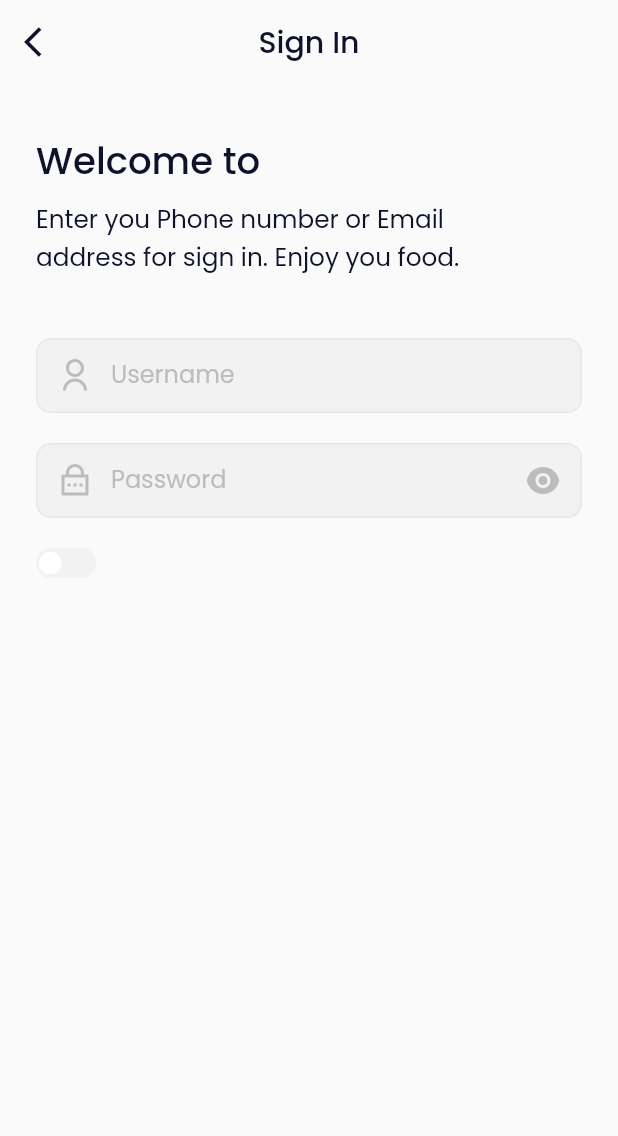
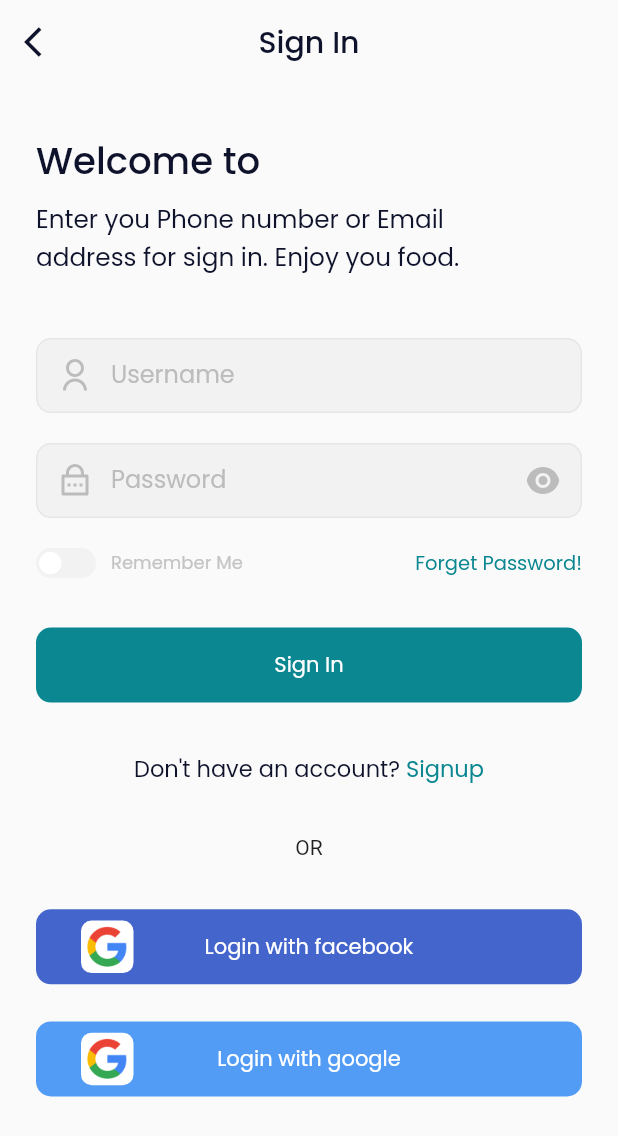
Before and after one commit to aninarafath6/Food-Door, a Flutter app: the screen it shows after launch, after a tap on "SKIP", after a tap on "Get Started", on a phone screen of 412 x 824 dp. Shown: the top 1136 px of the screen. Run offline on Flutter 3.47's test engine with Material 2 defaults, Android fonts, the phone set to English and light mode, and no system bars; our stand-ins replace google_fonts, remixicon.

Commit message:
icon button widget

```diff
--- a/lib/src/app.dart
+++ b/lib/src/app.dart
@@ -1,4 +1,5 @@
 import 'package:flutter/material.dart';
+import 'package:food_door/src/providers/login_provider.dart';
 import 'package:food_door/src/providers/onboarding_provider.dart';
 import 'package:food_door/src/routes/app_routes.dart';
 import 'package:provider/provider.dart';
@@ -12,6 +13,7 @@ class MyApp extends StatelessWidget {
       providers: [
         // onboarding provider
         ChangeNotifierProvider(create: (context)=>OnboardingProvider()),
+        ChangeNotifierProvider(create: (context)=>LoginProvider()),
       ],
       child: MaterialApp(
         title: 'Food Door',
--- a/lib/src/constants/app_colors.dart
+++ b/lib/src/constants/app_colors.dart
@@ -17,4 +17,10 @@ class AppColors {
   static const Color textGrey = Color(0xFFC4C4C4);
   // border grey color
   static const Color lightBorderGrey = Color(0x42C4C4C4);
+  // blue color
+  static const Color blue = Color(0xFF4466CC);
+  // light blue color
+  static const Color lightBlue = Color(0xFF529CF6);
+
+
 }
--- a/lib/src/constants/app_images.dart
+++ b/lib/src/constants/app_images.dart
@@ -1,5 +1,6 @@
 class AppImages {
-  static const String OVERLAY_IMAGE = 'assets/images/overlay - 1.png';
-  static const String LOGO = 'assets/images/logo.png';
+  static const String overlayImage = 'assets/images/overlay - 1.png';
+  static const String logo = 'assets/images/logo.png';
+  static const String googleIcon = 'assets/images/google.png';
 
 }
--- a/lib/src/constants/app_sizes.dart
+++ b/lib/src/constants/app_sizes.dart
@@ -1,5 +1,9 @@
 class AppSizes {
   // ignore: constant_identifier_names
+  // default padding
   static const double defaultPadding = 24;
+  // default input
   static const double defaultInputHeight = 50;
+  // default circular border radius
+  static const double defaultBorderRadius = 10;
 }
--- /dev/null
+++ b/lib/src/providers/login_provider.dart
@@ -0,0 +1,23 @@
+import 'package:flutter/material.dart';
+
+// login provider
+class LoginProvider with ChangeNotifier {
+  // username controller
+  final TextEditingController userNameController = TextEditingController();
+  // password controller
+  final TextEditingController passwordController = TextEditingController();
+  // remember me checkbox
+  bool remember = false;
+
+
+
+  // on toggle remember me
+  void toggleRemember(bool _remember) {
+    remember = _remember;
+  }
+  // login
+   void login(){
+    print(userNameController.text);
+    print(passwordController.text);
+  }
+}
--- a/lib/src/views/screens/login_screen/login_screen.dart
+++ b/lib/src/views/screens/login_screen/login_screen.dart
@@ -1,6 +1,7 @@
 import 'package:flutter/material.dart';
 import 'package:food_door/src/constants/app_sizes.dart';
 import 'package:food_door/src/views/screens/login_screen/sections/action_section.dart';
+import 'package:food_door/src/views/screens/login_screen/sections/input_action_section.dart';
 import 'package:food_door/src/views/screens/login_screen/sections/app_bar_section.dart';
 import 'package:food_door/src/views/screens/login_screen/sections/input_section.dart';
 import 'package:food_door/src/views/screens/login_screen/sections/welcome_message_section.dart';
@@ -29,21 +30,14 @@ class LoginScreen extends StatelessWidget {
               WelcomeMessageSection(),
               // input section
               InputSection(),
-              // action section
-             ActionSection()
+              // input action section
+              InputActionSection(),
+              /// login actions
+              ActionSection(),
             ],
           ),
         ),
       ),
     );
   }
-
-  // TextStyle _textStyle(BuildContext context,
-  //     {double? fontSize, FontWeight? fontWeight}) {
-  //   return GoogleFonts.poppins(
-  //     color: AppColors.defaultBlack,
-  //     fontSize: fontSize ?? 12,
-  //     fontWeight: fontWeight ?? FontWeight.normal,
-  //   );
-  // }
 }
--- a/lib/src/views/screens/login_screen/sections/action_section.dart
+++ b/lib/src/views/screens/login_screen/sections/action_section.dart
@@ -1,19 +1,78 @@
+// ignore_for_file: implementation_imports
+
 import 'package:flutter/material.dart';
-import 'package:food_door/src/views/widgets/toggle_button.dart';
+import 'package:food_door/src/constants/app_colors.dart';
+import 'package:food_door/src/constants/app_images.dart';
+import 'package:food_door/src/providers/login_provider.dart';
+import 'package:food_door/src/utils/dimensions.dart';
+import 'package:food_door/src/views/widgets/f_button.dart';
+import 'package:food_door/src/views/widgets/i_button.dart';
+import 'package:google_fonts/google_fonts.dart';
+import 'package:provider/src/provider.dart';
 
 class ActionSection extends StatelessWidget {
   const ActionSection({Key? key}) : super(key: key);
 
   @override
   Widget build(BuildContext context) {
-    // action section
-    return Row(
-      children:  <Widget>[
-        // toggle button
-        ToggleButton(
-          onToggle: (state)=>print(state),
+    return Column(
+      children: <Widget>[
+        // some spacing
+        context.spacing(height: 4),
+        // login action button
+        FButton(
+          // text label
+          label: 'Sign In',
+          // login function
+          onPress: context.read<LoginProvider>().login,
+        ),
+        context.spacing(height: 4),
+        // don't have an account redirect into sign up page
+        // rich text
+        RichText(
+          // text span
+          text: TextSpan(
+            text: "Don't have an account?",
+            // text style
+            style: _textStyle(
+              color: AppColors.defaultBlack,
+            ),
+            // text span
+            // sign up text
+            children: <TextSpan>[
+              TextSpan(
+                text: ' Signup',
+                // text style
+                style: _textStyle(
+                  color: AppColors.primary,
+                ),
+              ),
+            ],
+          ),
+        ),
+        // spacer
+        context.spacing(height: 4),
+        const Text('OR'),
+        context.spacing(height: 4),
+         IButton(
+          label: 'Login with facebook',
+          backgroundColor: AppColors.blue,
+          image:AppImages.googleIcon,
+        ),
+        context.spacing(height: 3),
+         IButton(
+          label: 'Login with google',
+          backgroundColor: AppColors.lightBlue,
+          image:AppImages.googleIcon,
         ),
       ],
     );
   }
+
+  TextStyle _textStyle({Color? color}) {
+    return GoogleFonts.poppins(
+      color: color,
+      fontSize: 15,
+    );
+  }
 }
--- /dev/null
+++ b/lib/src/views/screens/login_screen/sections/input_action_section.dart
@@ -0,0 +1,54 @@
+import 'package:flutter/material.dart';
+import 'package:food_door/src/constants/app_colors.dart';
+import 'package:food_door/src/providers/login_provider.dart';
+import 'package:food_door/src/views/widgets/toggle_button.dart';
+import 'package:google_fonts/google_fonts.dart';
+// ignore: implementation_imports
+import 'package:provider/src/provider.dart';
+
+class InputActionSection extends StatelessWidget {
+  const InputActionSection({Key? key}) : super(key: key);
+
+  @override
+  Widget build(BuildContext context) {
+    // action section
+    return Row(
+      mainAxisAlignment: MainAxisAlignment.spaceBetween,
+      children: <Widget>[
+        // toggle button
+        Row(
+          children: [
+            // remember me toggle button
+            ToggleButton(
+              onToggle: context.read<LoginProvider>().toggleRemember,
+            ),
+            const SizedBox(width: 10),
+            // remember me text
+            Text(
+              'Remember Me',
+              style: GoogleFonts.poppins(
+                color: AppColors.textGrey,
+                fontSize: 12,
+              ),
+            ),
+          ],
+        ),
+        // forgot Password button
+        GestureDetector(
+          onTap:(){
+            // go to forgot password screen
+          },
+          child: Text(
+            'Forget Password!',
+            // google font
+            style: GoogleFonts.poppins(
+              color: AppColors.primary,
+              fontSize: 13,
+              fontWeight:FontWeight.w400,
+            ),
+          ),
+        ),
+      ],
+    );
+  }
+}
--- a/lib/src/views/screens/login_screen/sections/input_section.dart
+++ b/lib/src/views/screens/login_screen/sections/input_section.dart
@@ -1,6 +1,10 @@
+// ignore_for_file: implementation_imports
+
 import 'package:flutter/material.dart';
+import 'package:food_door/src/providers/login_provider.dart';
 import 'package:food_door/src/utils/dimensions.dart';
 import 'package:food_door/src/views/widgets/input_field.dart';
+import 'package:provider/src/provider.dart';
 import 'package:remixicon/remixicon.dart';
 
 class InputSection extends StatefulWidget {
@@ -22,13 +26,15 @@ class _InputSectionState extends State<InputSection> {
         // spacer
         context.spacing(height: 5),
         // input field container
-        const InputField(
+        InputField(
           label: 'Username',
+          controller: context.read<LoginProvider>().userNameController,
           prefixIcon: Remix.user_line,
           secure: false,
         ),
         InputField(
           label: 'Password',
+          controller: context.read<LoginProvider>().passwordController,
           prefixIcon: Remix.lock_password_line,
           suffixIcons: isSecure ? Remix.eye_fill : Remix.eye_off_fill,
           secure: isSecure,
--- a/lib/src/views/screens/splash_screen/splash_screen.dart
+++ b/lib/src/views/screens/splash_screen/splash_screen.dart
@@ -45,7 +45,7 @@ class _SplashScreenState extends State<SplashScreen> {
             // taking the height of the screen
             height: context.getHeight(100),
             child: Image.asset(
-              AppImages.OVERLAY_IMAGE,
+              AppImages.overlayImage,
               // fit: BoxFit.cover,
               fit: BoxFit.fill,
             ),
@@ -53,7 +53,7 @@ class _SplashScreenState extends State<SplashScreen> {
           // food door logo
           Center(
             child: Image.asset(
-              AppImages.LOGO,
+              AppImages.logo,
               // taking the 20% of the screen height
               height: context.getHeight(
                 20,
--- /dev/null
+++ b/lib/src/views/widgets/f_button.dart
@@ -0,0 +1,45 @@
+// ignore_for_file: implementation_imports
+
+import 'package:flutter/material.dart';
+import 'package:food_door/src/constants/app_colors.dart';
+import 'package:food_door/src/constants/app_sizes.dart';
+import 'package:food_door/src/utils/dimensions.dart';
+import 'package:google_fonts/google_fonts.dart';
+
+class FButton extends StatelessWidget {
+  const FButton({
+    Key? key, this.label, this.onPress,
+  }) : super(key: key);
+
+  // text
+  final String? label;
+  final Function()? onPress;
+
+  @override
+  Widget build(BuildContext context) {
+    return InkWell(
+      onTap: onPress,
+      child: Container(
+        // button size
+        height: 50,
+        width: context.getWidth(100),
+        // button decoration
+        decoration: BoxDecoration(
+          // color
+          color: AppColors.primary,
+          // button radius
+          borderRadius: BorderRadius.circular(AppSizes.defaultBorderRadius),
+        ),
+        child: Center(
+          child: Text(
+            label!,
+            style: GoogleFonts.poppins(
+              color: Colors.white,
+              fontWeight: FontWeight.w400,
+            ),
+          ),
+        ),
+      ),
+    );
+  }
+}
--- /dev/null
+++ b/lib/src/views/widgets/i_button.dart
@@ -0,0 +1,73 @@
+// ignore_for_file: implementation_imports
+
+import 'package:flutter/material.dart';
+import 'package:food_door/src/constants/app_sizes.dart';
+import 'package:food_door/src/utils/dimensions.dart';
+import 'package:google_fonts/google_fonts.dart';
+
+class IButton extends StatelessWidget {
+  const IButton({
+    Key? key,
+    this.label,
+    this.onPress,
+    this.backgroundColor,
+    this.image,
+  }) : super(key: key);
+
+  // text
+  final String? label;
+  // on press method
+  final Function()? onPress;
+  // background color
+  final Color? backgroundColor;
+  // image
+  final String? image;
+
+  @override
+  Widget build(BuildContext context) {
+    return InkWell(
+      onTap: onPress,
+      child: Container(
+        // button size
+        height: 50,
+        width: context.getWidth(100),
+        // button decoration
+        decoration: BoxDecoration(
+          // color
+          color: backgroundColor,
+          // button radius
+          borderRadius: BorderRadius.circular(AppSizes.defaultBorderRadius),
+        ),
+        child: Stack(
+          children: [
+            Align(
+                alignment: Alignment.centerLeft,
+                child: Container(
+                  margin: const EdgeInsets.symmetric(horizontal: 30),
+                  height: 35,
+                  width: 35,
+                  decoration: BoxDecoration(
+                    color: Colors.white,
+                    borderRadius:
+                        BorderRadius.circular(AppSizes.defaultBorderRadius - 3),
+                  ),
+                  child: Center(
+                    child: Image.asset(image!),
+                  ),
+                )),
+            context.spacing(width: 5),
+            Center(
+              child: Text(
+                label!,
+                style: GoogleFonts.poppins(
+                  color: Colors.white,
+                  fontWeight: FontWeight.w400,
+                ),
+              ),
+            ),
+          ],
+        ),
+      ),
+    );
+  }
+}
--- a/lib/src/views/widgets/input_field.dart
+++ b/lib/src/views/widgets/input_field.dart
@@ -1,4 +1,3 @@
-
 import 'package:flutter/material.dart';
 import 'package:food_door/src/constants/app_colors.dart';
 import 'package:food_door/src/constants/app_sizes.dart';
@@ -6,6 +5,7 @@ import 'package:food_door/src/utils/dimensions.dart';
 import 'package:google_fonts/google_fonts.dart';
 
 class InputField extends StatelessWidget {
+  //
   const InputField({
     Key? key,
     this.label,
@@ -13,12 +13,23 @@ class InputField extends StatelessWidget {
     this.suffixIcons,
     this.secure,
     this.onTap,
+    this.controller,
   }) : super(key: key);
+
+  // hint text
   final String? label;
+  // prefix icon
   final IconData? prefixIcon;
+  // suffix icons
   final IconData? suffixIcons;
+  // is secured (password)
   final bool? secure;
+  // suffix on tap callback
   final Function()? onTap;
+  // text editing controller
+  final TextEditingController? controller;
+
+
   @override
   Widget build(BuildContext context) {
     return Container(
@@ -31,7 +42,7 @@ class InputField extends StatelessWidget {
       decoration: BoxDecoration(
         color: AppColors.lightGrey,
         // border radius for Container
-        borderRadius: BorderRadius.circular(10),
+        borderRadius: BorderRadius.circular(AppSizes.defaultBorderRadius),
         // border color for Container
         border: Border.all(color: AppColors.lightBorderGrey),
         // padding for Container
@@ -40,7 +51,11 @@ class InputField extends StatelessWidget {
       child: Center(
         // input field
         child: TextField(
+          // controller for the input field
+          controller: controller,
+          // is secure input field
           obscureText: secure!,
+          // cursor color
           cursorColor: AppColors.defaultBlack,
           // input decoration
           decoration: InputDecoration(
@@ -61,6 +76,7 @@ class InputField extends StatelessWidget {
             border: InputBorder.none,
             // label
             hintText: label!,
+            // hint style
             hintStyle: GoogleFonts.poppins(color: AppColors.grey),
           ),
         ),
```
Also changed, not shown: assets/images/google.png (added).
